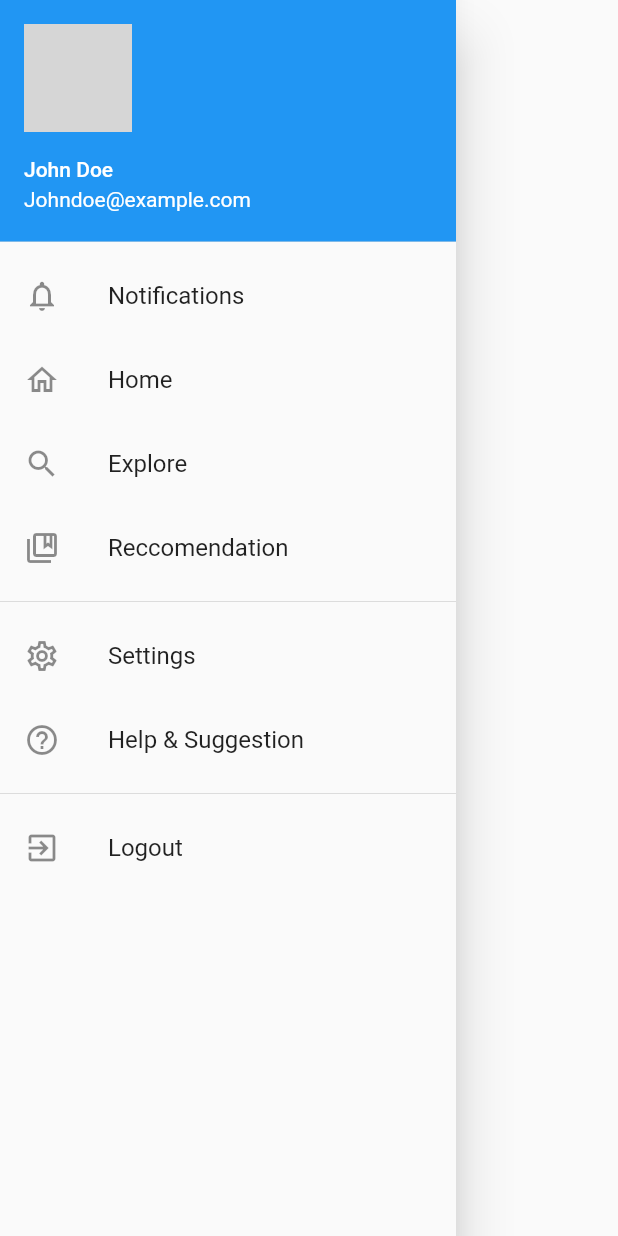
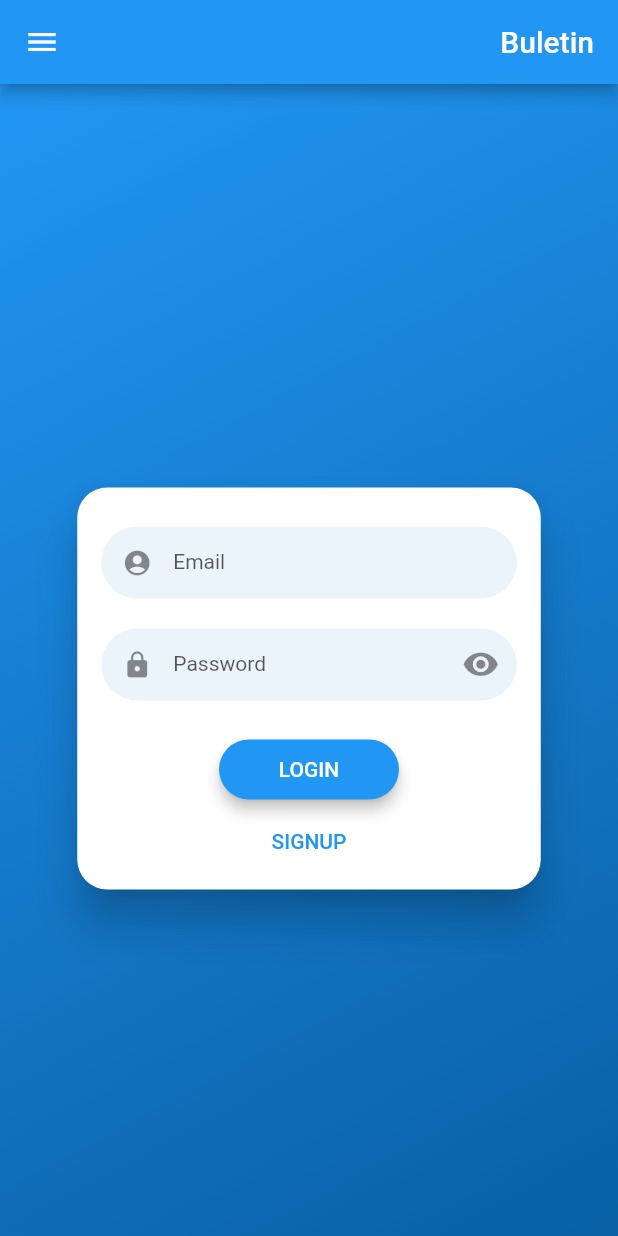
Before and after one commit to juanlouisr/Buletin-Flutter, a Flutter app: the SideNavigationBar widget shown alone on an empty page, opened directly, after a tap on "Logout", on a phone screen of 412 x 824 dp. Run offline on Flutter 3.47's test engine with Material 2 defaults, Android fonts, the phone set to English and light mode, and no system bars; drawn by our look-alikes of flutter_login; our stand-ins replace responsive_grid, youtube_player_flutter; network calls fail; grey boxes are pictures that could not be loaded.

Commit message:
login and signup screen

```diff
--- /dev/null
+++ b/lib/screens/login_screen.dart
@@ -0,0 +1,71 @@
+import 'package:flutter/material.dart';
+import 'package:flutter_login/flutter_login.dart';
+import 'package:buletin/screens/home_screen.dart';
+import 'package:buletin/widgets/sidebar.dart';
+
+const users = const {
+  'admin@admin.com': '123456',
+  'hunter@gmail.com': 'hunter',
+};
+
+class LoginScreen extends StatelessWidget {
+  Duration get loginTime => Duration(milliseconds: 2250);
+
+  Future<String?> _authUser(LoginData data) {
+    debugPrint('Name: ${data.name}, Password: ${data.password}');
+    return Future.delayed(loginTime).then((_) {
+      if (!users.containsKey(data.name)) {
+        return 'User not exists';
+      }
+      if (users[data.name] != data.password) {
+        return 'Password does not match';
+      }
+      return null;
+    });
+  }
+
+  Future<String?> _signupUser(SignupData data) {
+    debugPrint('Signup Name: ${data.name}, Password: ${data.password}');
+    return Future.delayed(loginTime).then((_) {
+      return null;
+    });
+  }
+
+  Future<String?> _recoverPassword(String name) {
+    debugPrint('Name: $name');
+    return Future.delayed(loginTime).then((_) {
+      if (!users.containsKey(name)) {
+        return 'User not exists';
+      }
+      return null;
+    });
+  }
+
+  @override
+  Widget build(BuildContext context) {
+    return Scaffold(
+      drawer: const SideNavigationBar(),
+      appBar: AppBar(
+        title: Row(
+          mainAxisAlignment: MainAxisAlignment.end,
+          children: const <Widget>[
+            Text(
+              'Buletin',
+            ),
+          ],
+        ),
+      ),
+      body: FlutterLogin(
+        onLogin: _authUser,
+        onSignup: _signupUser,
+        onSubmitAnimationCompleted: () {
+          Navigator.of(context).pushReplacement(MaterialPageRoute(
+            builder: (context) => HomeScreen(),
+          ));
+        },
+        hideForgotPasswordButton: true,
+        onRecoverPassword: _recoverPassword,
+      ),
+    );
+  }
+}
--- a/lib/widgets/sidebar.dart
+++ b/lib/widgets/sidebar.dart
@@ -1,5 +1,6 @@
 import 'package:buletin/screens/explore_screen.dart';
 import 'package:buletin/screens/home_screen.dart';
+import 'package:buletin/screens/login_screen.dart';
 import 'package:flutter/material.dart';
 
 class SideNavigationBar extends StatelessWidget {
@@ -66,7 +67,10 @@ class SideNavigationBar extends StatelessWidget {
           ListTile(
             leading: const Icon(Icons.exit_to_app),
             title: const Text("Logout"),
-            onTap: () {},
+            onTap: () {
+              Navigator.push(
+            context, MaterialPageRoute(builder: (context) => LoginScreen()));
+            },
           ),
         ],
       ),
--- a/pubspec.yaml
+++ b/pubspec.yaml
@@ -37,6 +37,7 @@ dependencies:
   http: ^0.13.4
   responsive_grid: ^2.0.0
   youtube_player_flutter: ^8.0.0
+  flutter_login: ^3.1.0
 
 dev_dependencies:
   flutter_test:
```
Also changed, not shown: pubspec.lock.
